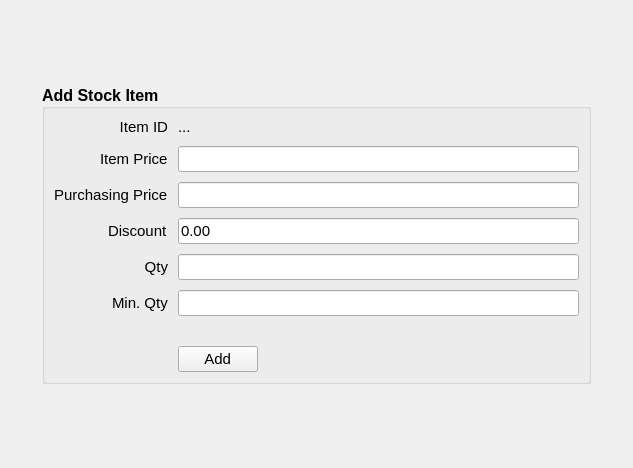
First picture: the form in estorecpp/addstockitem.ui, repository Watti/estorecpp, before the edit.
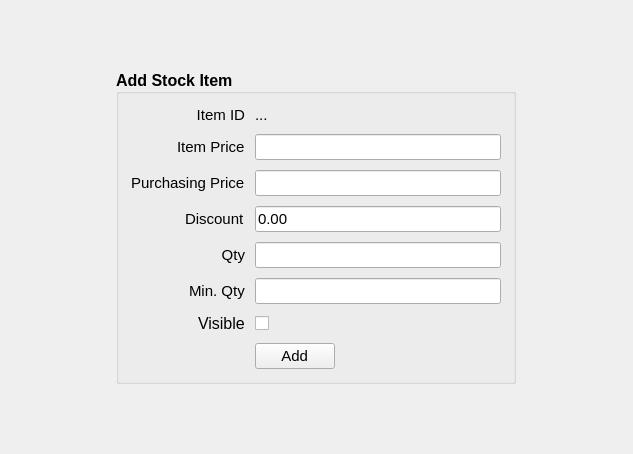
Second picture: the form after the edit.

Commit message: DEV | SENIOR_MANAGER stock control added

What changed in the file:
```diff
--- a/estorecpp/addstockitem.ui
+++ b/estorecpp/addstockitem.ui
@@ -7,9 +7,15 @@
     <x>0</x>
     <y>0</y>
     <width>633</width>
-    <height>468</height>
+    <height>454</height>
    </rect>
   </property>
+  <property name="sizePolicy">
+   <sizepolicy hsizetype="Preferred" vsizetype="Preferred">
+    <horstretch>0</horstretch>
+    <verstretch>0</verstretch>
+   </sizepolicy>
+  </property>
   <property name="windowTitle">
    <string>Form</string>
   </property>
@@ -22,6 +28,12 @@
        <verstretch>0</verstretch>
       </sizepolicy>
      </property>
+     <property name="minimumSize">
+      <size>
+       <width>400</width>
+       <height>0</height>
+      </size>
+     </property>
      <property name="font">
       <font>
        <pointsize>12</pointsize>
@@ -45,6 +57,18 @@
       <property name="verticalSpacing">
        <number>10</number>
       </property>
+      <property name="leftMargin">
+       <number>12</number>
+      </property>
+      <property name="topMargin">
+       <number>12</number>
+      </property>
+      <property name="rightMargin">
+       <number>12</number>
+      </property>
+      <property name="bottomMargin">
+       <number>12</number>
+      </property>
       <item row="0" column="0">
        <widget class="QLabel" name="label_2">
         <property name="font">
@@ -161,39 +185,33 @@
         </property>
        </widget>
       </item>
-      <item row="8" column="0">
-       <spacer name="verticalSpacer">
-        <property name="orientation">
-         <enum>Qt::Vertical</enum>
+      <item row="6" column="0">
+       <widget class="QLabel" name="visibleLbl">
+        <property name="font">
+         <font>
+          <weight>50</weight>
+          <bold>false</bold>
+         </font>
         </property>
-        <property name="sizeType">
-         <enum>QSizePolicy::Fixed</enum>
+        <property name="text">
+         <string>Visible</string>
         </property>
-        <property name="sizeHint" stdset="0">
-         <size>
-          <width>20</width>
-          <height>10</height>
-         </size>
-        </property>
-       </spacer>
+       </widget>
       </item>
-      <item row="8" column="1">
-       <spacer name="verticalSpacer_2">
-        <property name="orientation">
-         <enum>Qt::Vertical</enum>
+      <item row="6" column="1">
+       <widget class="QCheckBox" name="visibleCB">
+        <property name="sizePolicy">
+         <sizepolicy hsizetype="Minimum" vsizetype="Minimum">
+          <horstretch>0</horstretch>
+          <verstretch>0</verstretch>
+         </sizepolicy>
         </property>
-        <property name="sizeType">
-         <enum>QSizePolicy::Fixed</enum>
+        <property name="text">
+         <string/>
         </property>
-        <property name="sizeHint" stdset="0">
-         <size>
-          <width>401</width>
-          <height>10</height>
-         </size>
-        </property>
-       </spacer>
+       </widget>
       </item>
-      <item row="9" column="0">
+      <item row="7" column="0">
        <spacer name="horizontalSpacer_3">
         <property name="orientation">
          <enum>Qt::Horizontal</enum>
@@ -206,7 +224,7 @@
         </property>
        </spacer>
       </item>
-      <item row="9" column="1">
+      <item row="7" column="1">
        <layout class="QHBoxLayout" name="horizontalLayout_2">
         <item>
          <widget class="QPushButton" name="addItemButton">
```
Left out of the diff: 128 changed lines with no effect on the pictures. The commit also changes 2 other files.
